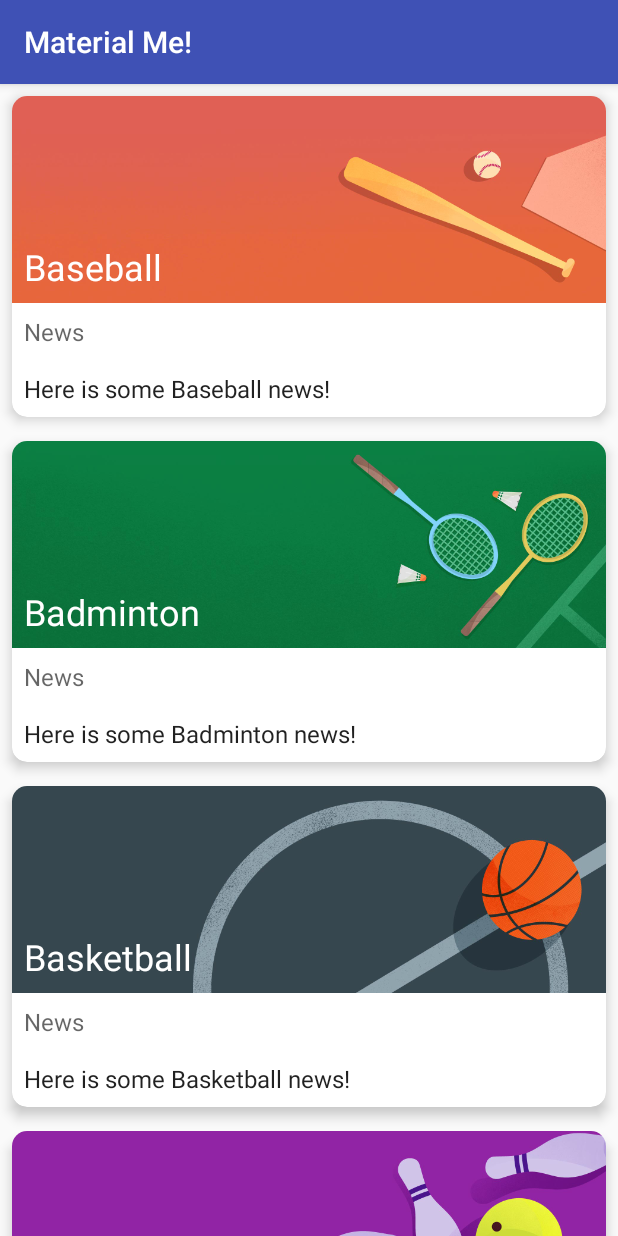
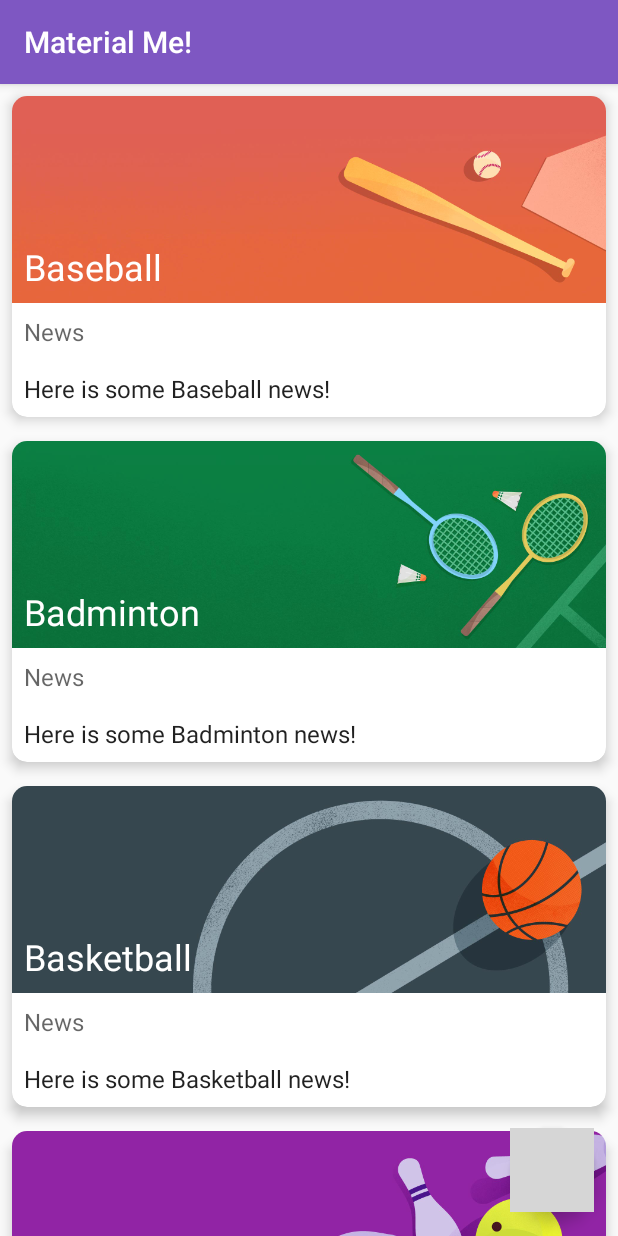
Before and after one commit to iAhmed3v/Material-Me, an Android app: the screen it shows after launch (MainActivity), on a phone screen of 412 x 824 dp. Run offline under Robolectric (Android 15) with nearby library versions, the phone set to English and light mode, and no system bars; pictures from the network do not load; grey boxes are pictures that could not be loaded.

Commit message:
Updating the app colors and adding a FAB button

```diff
--- a/app/build.gradle
+++ b/app/build.gradle
@@ -30,11 +30,13 @@ dependencies {
     implementation fileTree(dir: 'libs', include: ['*.jar'])
     implementation 'androidx.recyclerview:recyclerview:1.2.1'
     implementation 'androidx.cardview:cardview:1.0.0'
-    implementation 'androidx.constraintlayout:constraintlayout:2.0.4'
+    implementation 'androidx.constraintlayout:constraintlayout:2.1.0'
     testImplementation 'junit:junit:4.13.2'
     implementation 'androidx.appcompat:appcompat:1.3.1'
     //Glide Library
     implementation 'com.github.bumptech.glide:glide:4.12.0'
     //Material Design
     implementation 'com.google.android.material:material:1.4.0'
+
+
 }
--- a/app/src/main/java/com/example/android/materialme/MainActivity.java
+++ b/app/src/main/java/com/example/android/materialme/MainActivity.java
@@ -19,6 +19,7 @@ package com.example.android.materialme;
 import android.content.res.TypedArray;
 import android.graphics.Canvas;
 import android.os.Bundle;
+import android.view.View;
 
 import androidx.annotation.NonNull;
 import androidx.appcompat.app.AppCompatActivity;
@@ -29,6 +30,7 @@ import androidx.recyclerview.widget.RecyclerView;
 
 import com.example.android.materialme.adapter.SportsAdapter;
 import com.example.android.materialme.model.Sport;
+import com.google.android.material.floatingactionbutton.FloatingActionButton;
 import com.google.android.material.snackbar.Snackbar;
 
 import java.util.ArrayList;
@@ -44,6 +46,7 @@ public class MainActivity extends AppCompatActivity {
     private RecyclerView mRecyclerView;
     private ArrayList<Sport> mSportList;
     private SportsAdapter mAdapter;
+    private FloatingActionButton fab;
 
     private TypedArray sportsImageResources;
 
@@ -52,7 +55,7 @@ public class MainActivity extends AppCompatActivity {
         super.onCreate(savedInstanceState);
         setContentView(R.layout.activity_main);
 
-        sportsImageResources = getResources().obtainTypedArray(R.array.sports_images);
+        fab = findViewById(R.id.fab);
 
         //Initialize the RecyclerView
         mRecyclerView = findViewById(R.id.recycler_view);
@@ -132,6 +135,8 @@ public class MainActivity extends AppCompatActivity {
         String[] sportsList = getResources().getStringArray(R.array.sports_titles);
         String[] sportsInfo = getResources().getStringArray(R.array.sports_info);
 
+        sportsImageResources = getResources().obtainTypedArray(R.array.sports_images);
+
         //Clear the existing data (to avoid duplication)
         mSportList.clear();
 
@@ -147,4 +152,9 @@ public class MainActivity extends AppCompatActivity {
         sportsImageResources.recycle();
     }
 
+
+    public void refreshSports(View v) {
+
+        initializeData();
+    }
 }
--- a/app/src/main/res/layout/activity_main.xml
+++ b/app/src/main/res/layout/activity_main.xml
@@ -27,4 +27,15 @@
         android:layout_width="match_parent"
         android:layout_height="match_parent"
         android:scrollbars="vertical"/>
+
+    <com.google.android.material.floatingactionbutton.FloatingActionButton
+        android:id="@+id/fab"
+        android:layout_width="wrap_content"
+        android:layout_height="wrap_content"
+        android:layout_alignParentBottom="true"
+        android:layout_alignParentEnd="true"
+        android:layout_margin="16dp"
+        android:src="@drawable/ic_refresh"
+        android:tint="@color/white"
+        android:onClick="refreshSports"/>
 </RelativeLayout>
--- a/app/src/main/res/values/colors.xml
+++ b/app/src/main/res/values/colors.xml
@@ -15,8 +15,10 @@
   limitations under the License.
   -->
 <resources>
-    <color name="colorPrimary">#3F51B5</color>
-    <color name="colorPrimaryDark">#303F9F</color>
-    <color name="colorAccent">#FF4081</color>
+    <color name="colorPrimary">#7e57c2</color>
+    <color name="colorPrimaryDark">#4d2c91</color>
+    <color name="colorAccent">#ff4081</color>
     <color name="red">#d32f2f</color>
+    <color name="white">#FFFFFF</color>
+    <color name="black">#000000</color>
 </resources>
```
